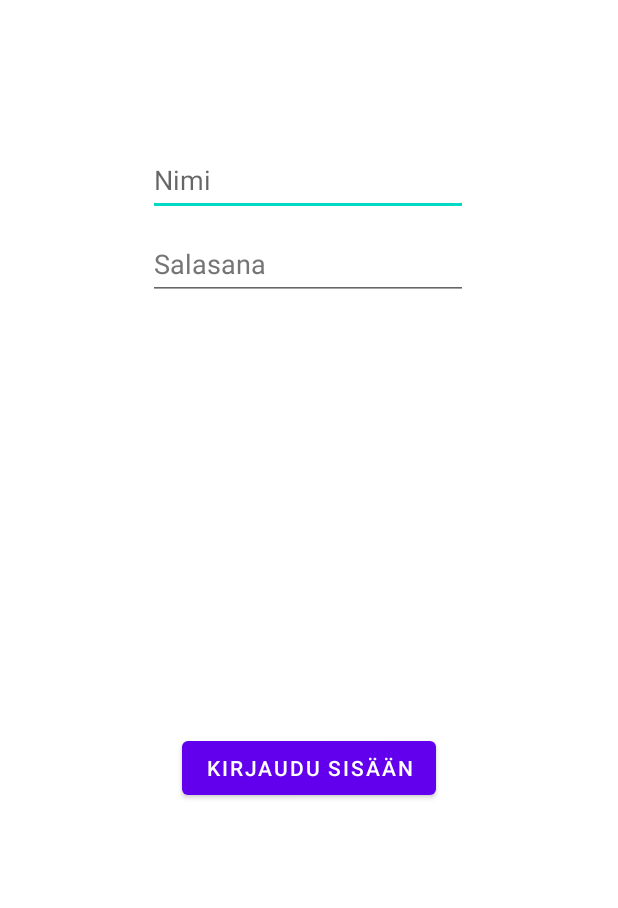
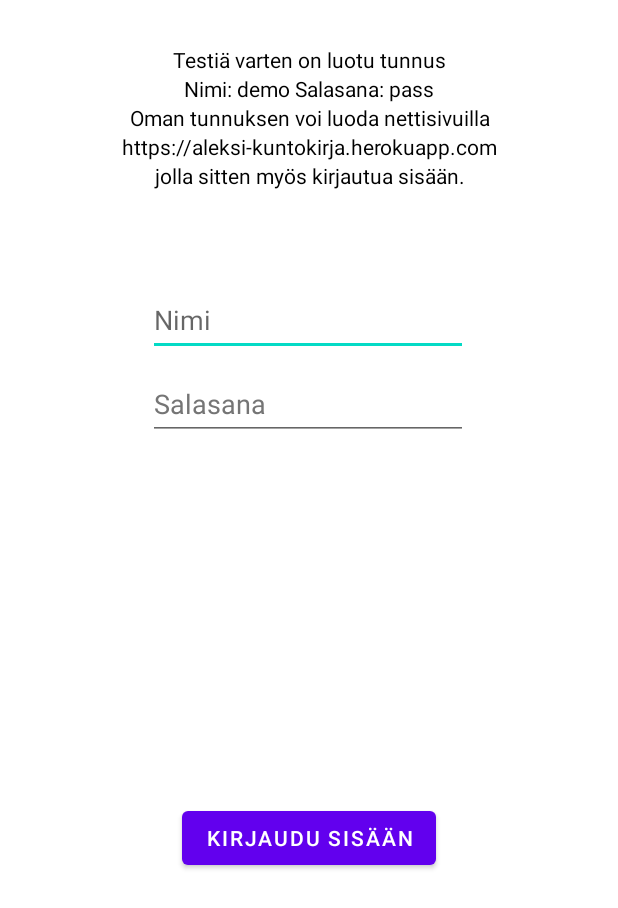
Before and after one commit to AleksiKoskinen1/Android-Kuntokirja-Harjoitukset, an Android app: the screen it shows after launch (MainActivity), after a tap on "KIRJAUDU SISÄÄN", on a phone screen of 412 x 824 dp. Shown: the top 908 px of the screen. Run offline under Robolectric (Android 15) with nearby library versions, the phone set to English and light mode, and no system bars; our stand-ins replace Volley.

Commit message:
loginIngo
Infoa testikäyttäjästä ja itse nettisivuista

```diff
--- a/FinalRunApp/app/src/main/java/com/example/finalrunapp/MainActivity.java
+++ b/FinalRunApp/app/src/main/java/com/example/finalrunapp/MainActivity.java
@@ -29,8 +29,6 @@ public class MainActivity extends AppCompatActivity  {
         username = username.trim();
         password = password.trim();
 
-        username = "demo";
-        password = "pass";
         if(username.isEmpty() || password.isEmpty()){
             callBack.jsonResults(new JSONArray());
         }
@@ -38,10 +36,10 @@ public class MainActivity extends AppCompatActivity  {
             String url = "https://aleksi-kuntokirja.herokuapp.com/api/getUser/" + username + "/" + password;
 
             JsonArrayRequest jsonArrRequest = new JsonArrayRequest
-                (Request.Method.GET, url, null, response -> {
-                    callBack.jsonResults(response);
-                },
-                error -> Log.d("MyApp", "ERROR " + error));
+                (Request.Method.GET, url, null,
+                        callBack::jsonResults,
+                        error -> Log.d("MyApp", "ERROR " + error)
+                );
             MySingleton.getInstance(this).addToRequestQueue(jsonArrRequest);
         }
 
--- a/FinalRunApp/app/src/main/res/layout/fragment_login.xml
+++ b/FinalRunApp/app/src/main/res/layout/fragment_login.xml
@@ -21,7 +21,7 @@
         android:id="@+id/username_field"
         android:layout_width="wrap_content"
         android:layout_height="wrap_content"
-        android:layout_marginTop="96dp"
+        android:layout_marginTop="140dp"
         android:autofillHints=""
         android:ems="10"
         android:hint="@string/userHint"
@@ -30,7 +30,7 @@
         app:layout_constraintEnd_toEndOf="parent"
         app:layout_constraintHorizontal_bias="0.497"
         app:layout_constraintStart_toStartOf="parent"
-        app:layout_constraintTop_toTopOf="parent" />
+        app:layout_constraintTop_toBottomOf="@+id/textView" />
 
     <EditText
         android:id="@+id/password_field"
@@ -48,4 +48,70 @@
         app:layout_constraintStart_toStartOf="parent"
         app:layout_constraintTop_toBottomOf="@+id/username_field" />
 
+    <TextView
+        android:id="@+id/textView"
+        android:layout_width="match_parent"
+        android:layout_height="wrap_content"
+        android:layout_marginStart="50dp"
+        android:layout_marginTop="30dp"
+        android:layout_marginEnd="50dp"
+        android:gravity="center"
+        android:text="@string/lofingo1"
+        android:textColor="@color/black"
+        app:layout_constraintEnd_toEndOf="parent"
+        app:layout_constraintStart_toStartOf="parent"
+        app:layout_constraintTop_toTopOf="parent" />
+
+    <TextView
+        android:id="@+id/textView3"
+        android:layout_width="match_parent"
+        android:layout_height="wrap_content"
+        android:layout_marginStart="50dp"
+        android:layout_marginEnd="50dp"
+        android:gravity="center"
+        android:text="@string/lofingo4"
+        android:textColor="@color/black"
+        app:layout_constraintEnd_toEndOf="parent"
+        app:layout_constraintStart_toStartOf="parent"
+        app:layout_constraintTop_toBottomOf="@+id/textView4" />
+
+    <TextView
+        android:id="@+id/textView4"
+        android:layout_width="match_parent"
+        android:layout_height="wrap_content"
+        android:layout_marginStart="50dp"
+        android:layout_marginEnd="50dp"
+        android:gravity="center"
+        android:text="@string/lofingo3"
+        android:textColor="@color/black"
+        app:layout_constraintEnd_toEndOf="parent"
+        app:layout_constraintStart_toStartOf="parent"
+        app:layout_constraintTop_toBottomOf="@+id/textView5" />
+
+    <TextView
+        android:id="@+id/textView5"
+        android:layout_width="match_parent"
+        android:layout_height="wrap_content"
+        android:layout_marginStart="50dp"
+        android:layout_marginEnd="50dp"
+        android:gravity="center"
+        android:text="@string/lofingo2"
+        android:textColor="@color/black"
+        app:layout_constraintEnd_toEndOf="parent"
+        app:layout_constraintStart_toStartOf="parent"
+        app:layout_constraintTop_toBottomOf="@+id/textView" />
+
+    <TextView
+        android:id="@+id/textView6"
+        android:layout_width="match_parent"
+        android:layout_height="wrap_content"
+        android:layout_marginStart="50dp"
+        android:layout_marginEnd="50dp"
+        android:gravity="center"
+        android:text="@string/lofingo5"
+        android:textColor="@color/black"
+        app:layout_constraintEnd_toEndOf="parent"
+        app:layout_constraintStart_toStartOf="parent"
+        app:layout_constraintTop_toBottomOf="@+id/textView3" />
+
 </androidx.constraintlayout.widget.ConstraintLayout>
--- a/FinalRunApp/app/src/main/res/values/strings.xml
+++ b/FinalRunApp/app/src/main/res/values/strings.xml
@@ -1,4 +1,4 @@
-<resources>
+<resources xmlns:tools="http://schemas.android.com/tools">
     <string name="app_name">Kuntoharjoitukset</string>
     <string name="action_settings">Settings</string>
     <string name="next">Kirjaudu sisään</string>
@@ -46,6 +46,11 @@
     <string name="del_program">Poista ohjelma</string>
     <string name="program_route">Harjoituksen reitti</string>
     <string name="journey_add_to_program">Liitä ohjelmaan</string>
+    <string name="lofingo1">Testiä varten on luotu tunnus</string>
+    <string name="lofingo2">Nimi: demo Salasana: pass</string>
+    <string name="lofingo3">Oman tunnuksen voi luoda nettisivuilla</string>
+    <string name="lofingo4">https://aleksi-kuntokirja.herokuapp.com</string>
+    <string name="lofingo5">jolla sitten myös kirjautua sisään.</string>
 
     <string name="title_activity_maps_results">MapsResultsActivity</string>
     <string name="title_activity_valikko">ValikkoActivity</string>
```
Also changed, not shown: FinalRunApp/app/src/main/ic_launcer_run-playstore.png (deleted), FinalRunApp/app/src/main/sprinner_down-playstore.png (deleted).
